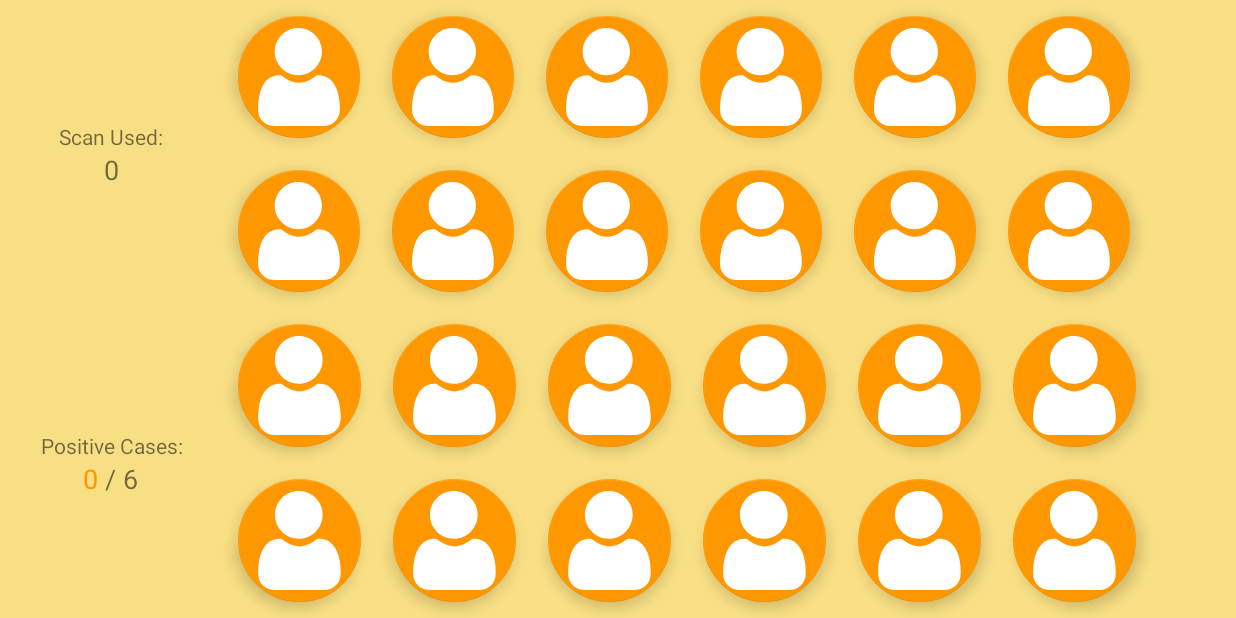
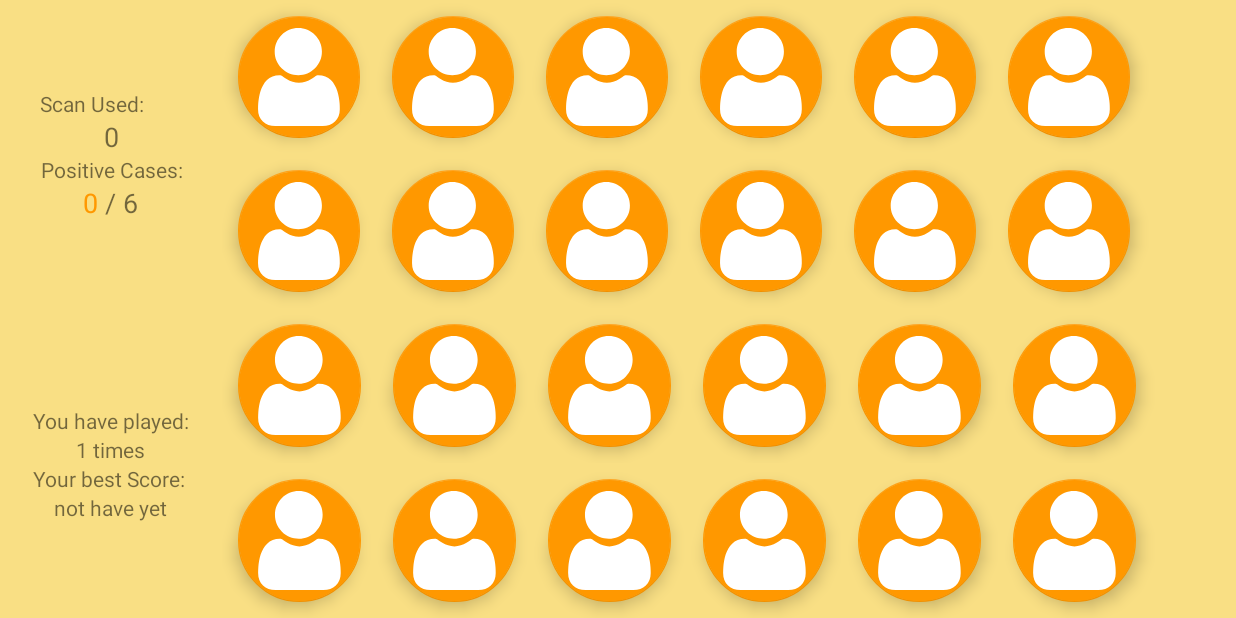
Before and after one commit to XZTDean/Mining_Game, an Android app: the screen it shows after launch (GameActivity), after a tap on "START", on a phone screen of 824 x 412 dp (held sideways). Run offline under Robolectric (Android 15) with nearby library versions, the phone set to English and light mode, and no system bars.

Commit message:
Display history during game

```diff
--- a/app/src/main/java/ca/cmpt276/as3/GameActivity.java
+++ b/app/src/main/java/ca/cmpt276/as3/GameActivity.java
@@ -251,6 +251,17 @@ public class GameActivity extends AppCompatActivity {
         writeToFile(historyFile, json);
     }
 
+    private void displayHistory(GameHistory history) {
+        TextView textView = findViewById(R.id.numGame);
+        textView.setText(getString(R.string.num_game, history.getGameNumber()));
+        textView = findViewById(R.id.bestScore);
+        if (history.getBestScore() >= 0) {
+            textView.setText(getString(R.string.best_score_display, history.getBestScore()));
+        } else {
+            textView.setText(R.string.no_best_score_short);
+        }
+    }
+
     private GameHistory getHistory(List<GameHistory> historyList) {
         GameConfig config = GameConfig.getInstance();
         for (GameHistory history : historyList) {
@@ -271,6 +282,7 @@ public class GameActivity extends AppCompatActivity {
     private void addDate(List<GameHistory> historyList) {
         GameHistory history = getHistory(historyList);
         history.increaseGameNumber();
+        displayHistory(history);
     }
 
     private void writeToFile(File file, String json) throws IOException {
--- a/app/src/main/res/layout/activity_game.xml
+++ b/app/src/main/res/layout/activity_game.xml
@@ -49,23 +49,6 @@
             android:gravity="center"
             android:text="@string/_0"
             android:textSize="18sp" />
-    </LinearLayout>
-
-    <androidx.constraintlayout.widget.Guideline
-        android:id="@+id/guideline5"
-        android:layout_width="wrap_content"
-        android:layout_height="wrap_content"
-        android:orientation="horizontal"
-        app:layout_constraintGuide_percent="0.5" />
-
-    <LinearLayout
-        android:layout_width="wrap_content"
-        android:layout_height="wrap_content"
-        android:orientation="vertical"
-        app:layout_constraintBottom_toBottomOf="parent"
-        app:layout_constraintEnd_toStartOf="@+id/buttonTable"
-        app:layout_constraintStart_toStartOf="parent"
-        app:layout_constraintTop_toTopOf="@+id/guideline5">
 
         <TextView
             android:id="@+id/mineData"
@@ -111,4 +94,47 @@
         </LinearLayout>
     </LinearLayout>
 
+    <androidx.constraintlayout.widget.Guideline
+        android:id="@+id/guideline5"
+        android:layout_width="wrap_content"
+        android:layout_height="wrap_content"
+        android:orientation="horizontal"
+        app:layout_constraintGuide_percent="0.5" />
+
+    <LinearLayout
+        android:layout_width="wrap_content"
+        android:layout_height="wrap_content"
+        android:orientation="vertical"
+        app:layout_constraintBottom_toBottomOf="parent"
+        app:layout_constraintEnd_toStartOf="@+id/buttonTable"
+        app:layout_constraintStart_toStartOf="parent"
+        app:layout_constraintTop_toTopOf="@+id/guideline5">
+
+        <TextView
+            android:id="@+id/numGameRec"
+            android:layout_width="wrap_content"
+            android:layout_height="wrap_content"
+            android:text="@string/num_game_desc" />
+
+        <TextView
+            android:id="@+id/numGame"
+            android:layout_width="wrap_content"
+            android:layout_height="wrap_content"
+            android:layout_gravity="center"
+            android:text="@string/num_game" />
+
+        <TextView
+            android:id="@+id/bestScoreRec"
+            android:layout_width="wrap_content"
+            android:layout_height="wrap_content"
+            android:text="@string/best_score_desc" />
+
+        <TextView
+            android:id="@+id/bestScore"
+            android:layout_width="wrap_content"
+            android:layout_height="wrap_content"
+            android:layout_gravity="center"
+            android:text="@string/best_score_display" />
+    </LinearLayout>
+
 </androidx.constraintlayout.widget.ConstraintLayout>
--- a/app/src/main/res/values/strings.xml
+++ b/app/src/main/res/values/strings.xml
@@ -43,7 +43,7 @@
         >Course Website</a></string>
     <string name="num_played">You have played %1$d times and&#160;</string>
     <string name="no_best_score">there is no score yet.</string>
-    <string name="best_score">the best score is %1$d.</string>
+    <string name="best_score">the best score is %1$d scans.</string>
     <string name="remove_history">Remove History</string>
     <string name="win_page_current_scan">You used %1$d scans in this game.</string>
     <string name="win_page_best_score">&#160;The best score is %1$d</string>
@@ -51,5 +51,10 @@
     <string name="theme_btn">Theme</string>
     <string name="copying_btn">COPYING</string>
     <string name="author_btn">Author</string>
+    <string name="num_game_desc">You have played:</string>
+    <string name="num_game">%1$d times</string>
+    <string name="best_score_desc">Your best Score:</string>
+    <string name="best_score_display">%1$d scans</string>
+    <string name="no_best_score_short">not have yet</string>
 
 </resources>
```
